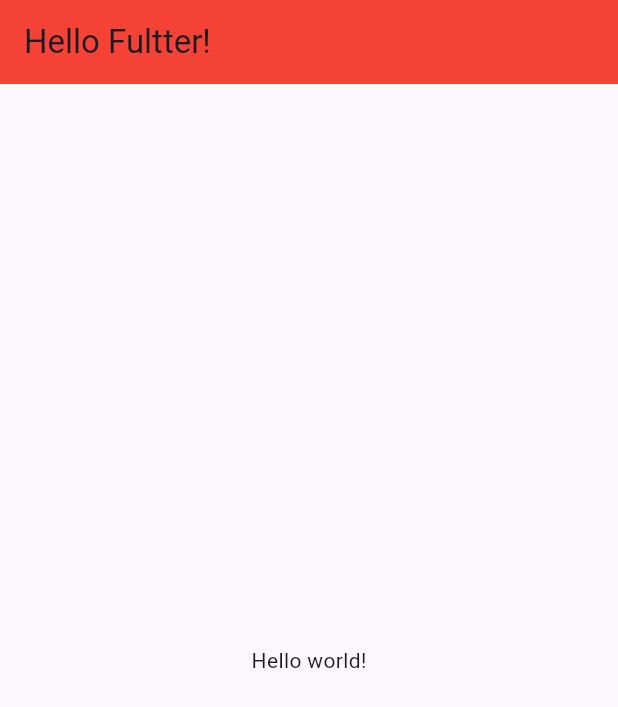
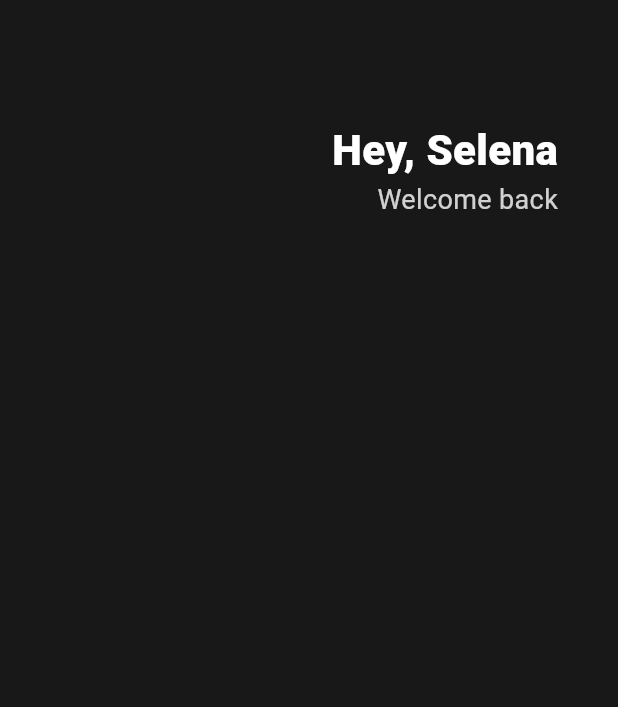
Before and after one commit to simajune/toonflix_flutter, a Flutter app: the screen it shows after launch, on a phone screen of 412 x 824 dp. Shown: the top 707 px of the screen. Run offline on Flutter 3.47's test engine with Material 3 defaults, Android fonts, the phone set to English and light mode, and no system bars.

Commit message:
3.0 강의 완료

```diff
--- a/lib/main.dart
+++ b/lib/main.dart
@@ -12,22 +12,44 @@
   runApp(App());
 }
 
-
-
 class App extends StatelessWidget {
   @override
   Widget build(BuildContext context) {
-    // TODO : impletment build
     // throw UnimplementedError();
     return MaterialApp(
       home: Scaffold(
-        appBar: AppBar(
-          backgroundColor: Colors.red,
-          centerTitle: false,
-          title: Text('Hello Fultter!'),
-        ),
-        body: Center(
-          child: Text('Hello world!'),
+        backgroundColor: Color(0xFF181818),
+        body: Padding(
+          padding: EdgeInsets.symmetric(horizontal: 40),
+          child: Column(
+            children: [
+              SizedBox(
+                height: 80,
+              ),
+              Row(
+                mainAxisAlignment: MainAxisAlignment.end,
+                children: [
+                  Column(
+                    crossAxisAlignment: CrossAxisAlignment.end,
+                    children: [
+                      Text(
+                        'Hey, Selena',
+                        style: TextStyle(
+                            color: Colors.white,
+                            fontSize: 28,
+                            fontWeight: FontWeight.w800),
+                      ),
+                      Text(
+                        'Welcome back',
+                        style: TextStyle(
+                            color: Colors.white.withOpacity(0.8), fontSize: 18),
+                      ),
+                    ],
+                  )
+                ],
+              )
+            ],
+          ),
         ),
       ),
     );
```
Also changed, not shown: 2 other files.
